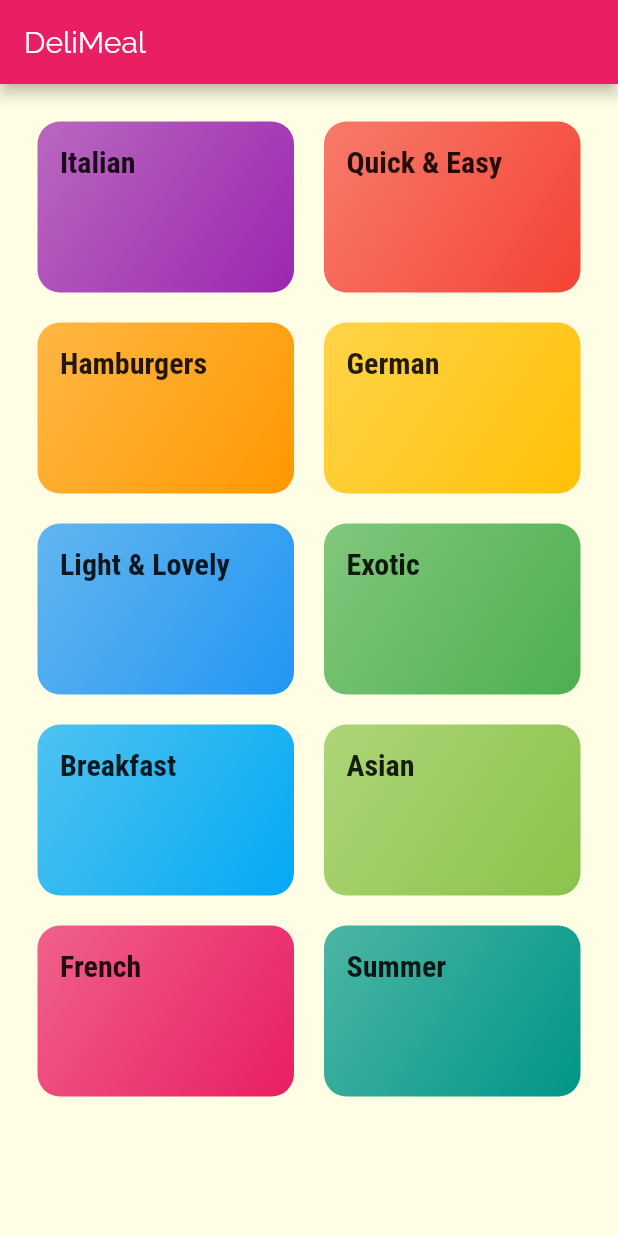
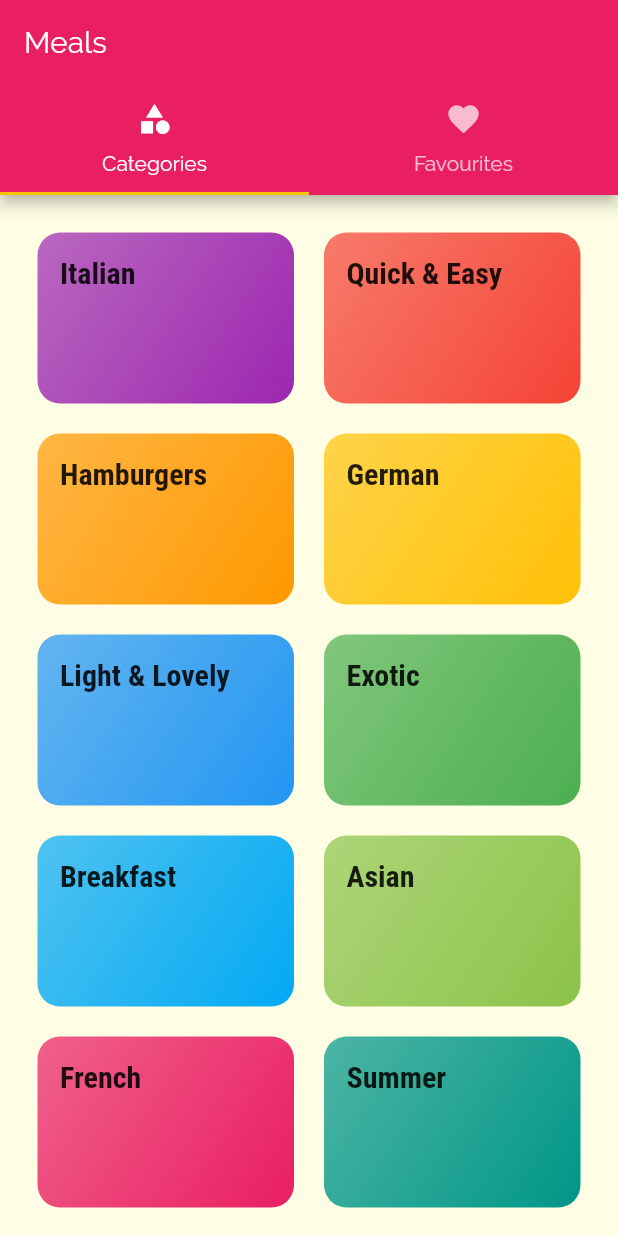
Before and after one commit to byronkimani/Meals, a Flutter app: the screen it shows after launch, on a phone screen of 412 x 824 dp. Run offline on Flutter 3.47's test engine with Material 2 defaults, Android fonts, the phone set to English and light mode, and no system bars.

Commit message:
feat: add meal item and tabs
- add meal item and tabs

```diff
--- a/lib/main.dart
+++ b/lib/main.dart
@@ -1,8 +1,8 @@
 import 'package:flutter/material.dart';
 import 'package:meals/screens/categories_meals_screen.dart';
-import 'package:meals/screens/meal_detail_screen.dart';
+import './screens/meal_detail_screen.dart';
+import './screens/tabs_screen.dart';
 
-import './screens/categories_screens.dart';
 
 void main() => runApp(MyApp());
 
@@ -26,7 +26,7 @@ class MyApp extends StatelessWidget {
               fontWeight: FontWeight.bold,
             )),
       ),
-      home: CategoriesScreen(),
+      home: TabsScreen(),
       routes: {
         CategoryMealsScreen.routeName: (ctx) => CategoryMealsScreen(),
         MealDetailScreen.routeName: (ctx) => MealDetailScreen(),
--- a/lib/screens/categories_screens.dart
+++ b/lib/screens/categories_screens.dart
@@ -5,11 +5,7 @@ import '../dummy_data.dart';
 class CategoriesScreen extends StatelessWidget {
   @override
   Widget build(BuildContext context) {
-    return Scaffold(
-      appBar: AppBar(
-        title: const Text('DeliMeal'),
-      ),
-      body: GridView(
+    return GridView(
       padding: const EdgeInsets.all(25),
       gridDelegate: SliverGridDelegateWithMaxCrossAxisExtent(
         maxCrossAxisExtent: 200,
@@ -21,7 +17,6 @@ class CategoriesScreen extends StatelessWidget {
           .map((catData) => CategoryItem(
               id: catData.id, title: catData.title, color: catData.color))
           .toList(),
-      ),
     );
   }
 }
--- /dev/null
+++ b/lib/screens/tabs_screen.dart
@@ -0,0 +1,40 @@
+import 'package:flutter/material.dart';
+import './categories_screens.dart';
+import './favourites_screen.dart';
+
+class TabsScreen extends StatefulWidget {
+  @override
+  _TabsScreenState createState() => _TabsScreenState();
+}
+
+class _TabsScreenState extends State<TabsScreen> {
+  @override
+  Widget build(BuildContext context) {
+    return DefaultTabController(
+      length: 2,
+      child: Scaffold(
+        appBar: AppBar(
+          title: Text('Meals'),
+          bottom: TabBar(
+            tabs: <Widget>[
+              Tab(
+                icon: Icon(Icons.category),
+                text: 'Categories',
+              ),
+              Tab(
+                icon: Icon(Icons.favorite),
+                text: 'Favourites',
+              ),
+            ],
+          ),
+        ),
+        body: TabBarView(
+          children: <Widget>[
+            CategoriesScreen(),
+            FavouritesScreen(),
+          ],
+        ),
+      ),
+    );
+  }
+}
```
Also changed, not shown: lib/screens/favourites_screen.dart (added, +10 -0 lines), lib/screens/meal_detail_screen.dart (+76 -4 lines). Lines whose indentation alone changed are shown as unchanged.
